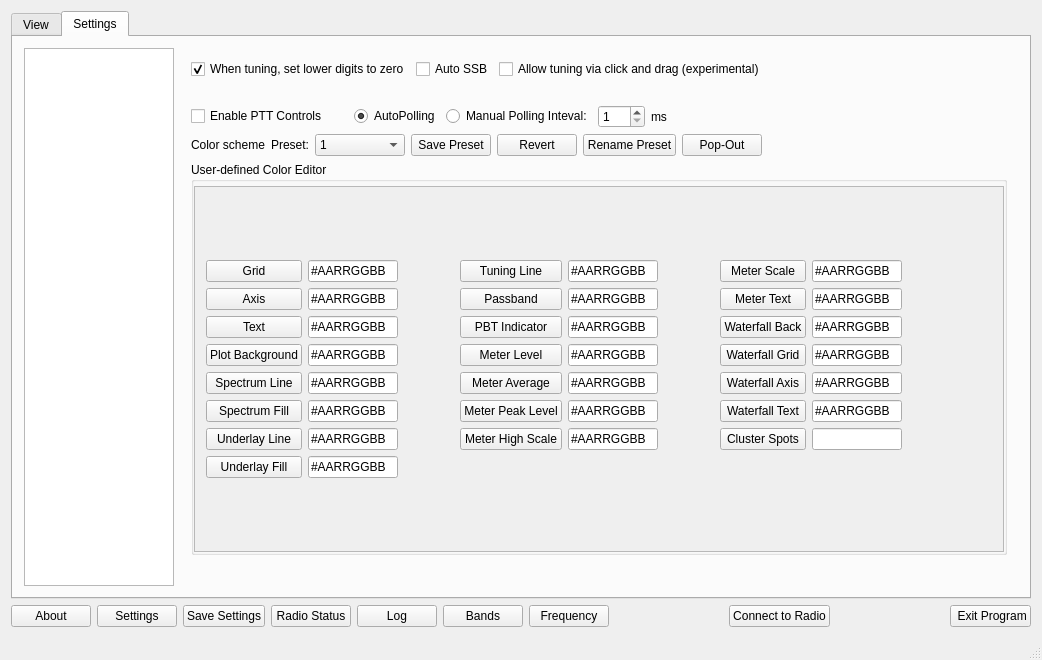
Before: the Qt Designer form wfmain.ui in adecarolis/wfweb, drawn with Qt 5.
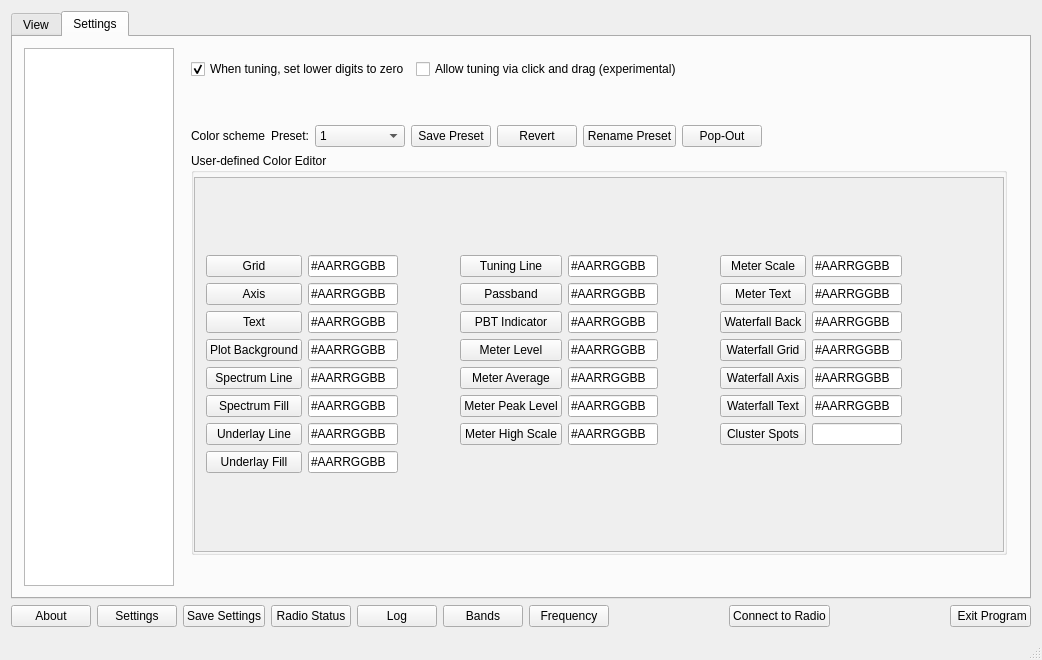
After: the same form once the commit is applied. The open tabs and pages were chosen to show the change. Custom widgets are drawn as their Qt base class.

Patch:
```diff
--- a/wfmain.ui
+++ b/wfmain.ui
@@ -1980,22 +1980,6 @@
                   </property>
                  </widget>
                 </item>
-                <item>
-                 <widget class="QCheckBox" name="autoSSBchk">
-                  <property name="toolTip">
-                   <string>When using SSB, automatically switch to the standard sideband for a given band.</string>
-                  </property>
-                  <property name="accessibleName">
-                   <string>Auto SSB Switching</string>
-                  </property>
-                  <property name="accessibleDescription">
-                   <string>When using SSB, automatically switch to the standard sideband for a given band.</string>
-                  </property>
-                  <property name="text">
-                   <string>Auto SSB</string>
-                  </property>
-                 </widget>
-                </item>
                 <item>
                  <widget class="QCheckBox" name="clickDragTuningEnableChk">
                   <property name="text">
@@ -2037,13 +2021,6 @@
               </item>
               <item>
                <layout class="QHBoxLayout" name="horizontalLayout_28">
-                <item>
-                 <widget class="QCheckBox" name="pttEnableChk">
-                  <property name="text">
-                   <string>Enable PTT Controls</string>
-                  </property>
-                 </widget>
-                </item>
                 <item>
                  <spacer name="horizontalSpacer_30">
                   <property name="orientation">
@@ -2060,55 +2037,6 @@
                   </property>
                  </spacer>
                 </item>
-                <item>
-                 <widget class="QRadioButton" name="autoPollBtn">
-                  <property name="toolTip">
-                   <string>wfview will automatically calculate command polling. Recommended.</string>
-                  </property>
-                  <property name="text">
-                   <string>AutoPolling</string>
-                  </property>
-                  <property name="checked">
-                   <bool>true</bool>
-                  </property>
-                  <attribute name="buttonGroup">
-                   <string notr="true">pollingButtonGroup</string>
-                  </attribute>
-                 </widget>
-                </item>
-                <item>
-                 <widget class="QRadioButton" name="manualPollBtn">
-                  <property name="toolTip">
-                   <string>Manual (user-defined) command polling</string>
-                  </property>
-                  <property name="text">
-                   <string>Manual Polling Inteval:</string>
-                  </property>
-                  <attribute name="buttonGroup">
-                   <string notr="true">pollingButtonGroup</string>
-                  </attribute>
-                 </widget>
-                </item>
-                <item>
-                 <widget class="QSpinBox" name="pollTimeMsSpin">
-                  <property name="toolTip">
-                   <string>Sets the polling interval, in ms. Automatic polling is recommended. Serial port and USB port radios should not poll quicker than about 75ms.</string>
-                  </property>
-                  <property name="minimum">
-                   <number>1</number>
-                  </property>
-                  <property name="maximum">
-                   <number>250</number>
-                  </property>
-                 </widget>
-                </item>
-                <item>
-                 <widget class="QLabel" name="label_50">
-                  <property name="text">
-                   <string>ms</string>
-                  </property>
-                 </widget>
-                </item>
                 <item>
                  <spacer name="horizontalSpacer_11">
                   <property name="orientation">
@@ -2298,7 +2226,7 @@
                       <x>0</x>
                       <y>0</y>
                       <width>818</width>
-                      <height>319</height>
+                      <height>324</height>
                      </rect>
                     </property>
                     <layout class="QGridLayout" name="gridLayout_2">
```
Left out of the diff: 43 changed lines with no effect on the pictures.
